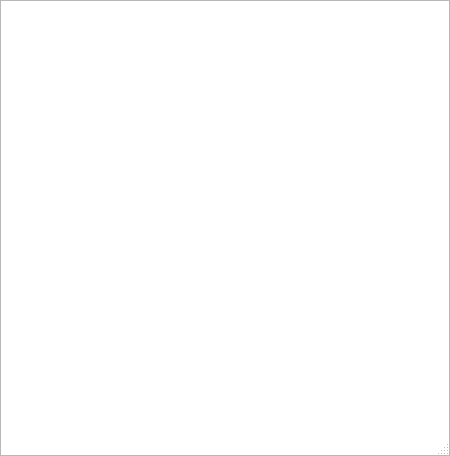
Qt form src/connectionlogdialog.ui (velnias75/NetMauMau-Qt-Client) before a commit.
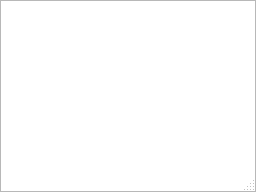
The same form after that commit. Icons and pictures are not drawn.

Diff of the .ui file:
```diff
--- a/src/connectionlogdialog.ui
+++ b/src/connectionlogdialog.ui
@@ -2,14 +2,6 @@
 <ui version="4.0">
  <class>ConnectionLogDialog</class>
  <widget class="QDialog" name="ConnectionLogDialog">
-  <property name="geometry">
-   <rect>
-    <x>0</x>
-    <y>0</y>
-    <width>450</width>
-    <height>456</height>
-   </rect>
-  </property>
   <property name="windowTitle">
    <string>Connection Log</string>
   </property>
```
Left out of the diff: 4 changed lines with no effect on the pictures.
